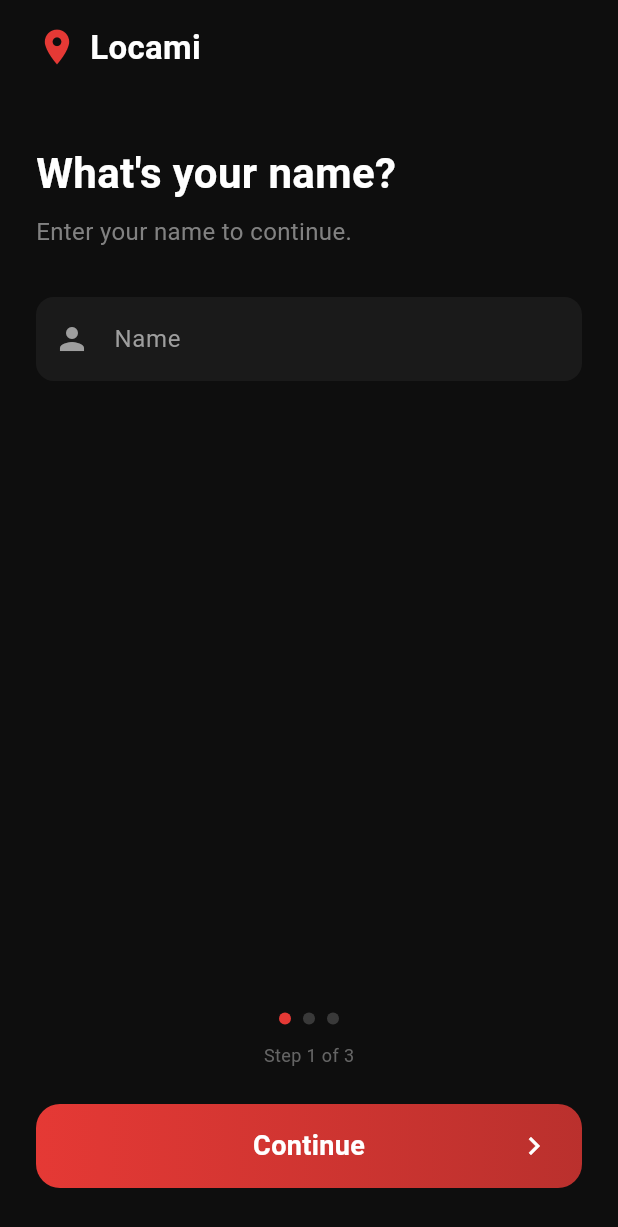
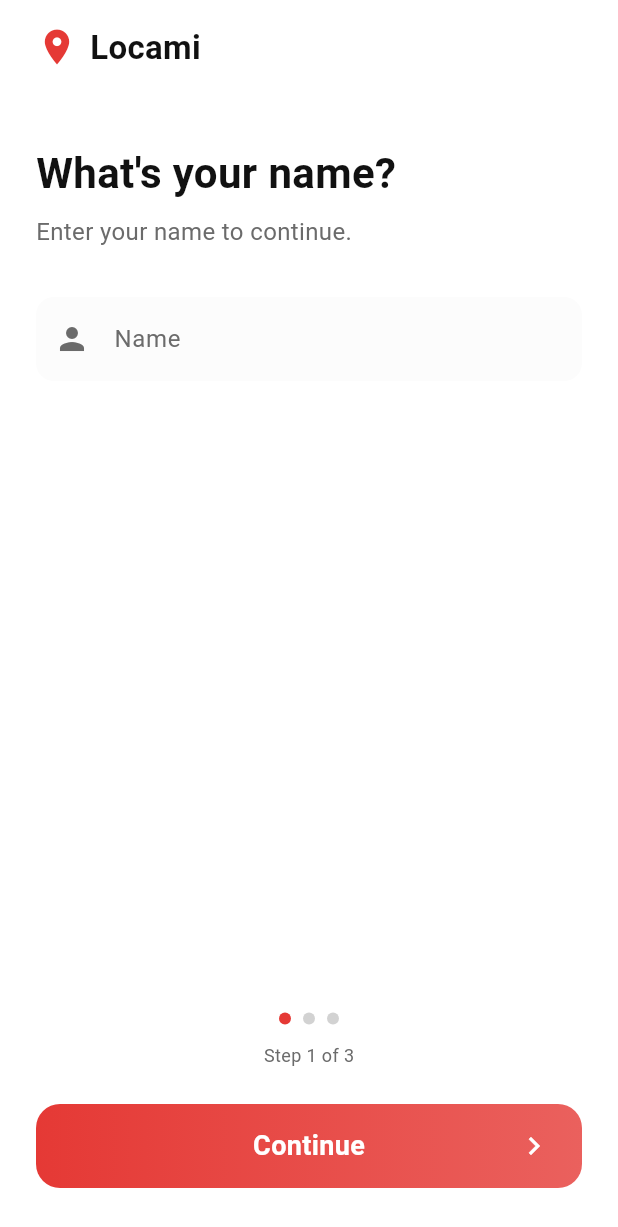
Before and after one commit to ADHIL007/locami, a Flutter app: the InitialHome screen opened directly, on a phone screen of 412 x 824 dp. Shown: the top 1227 px of the screen. Run offline on Flutter 3.47's test engine with Material 3 defaults, Android fonts, the phone set to English and light mode, and no system bars; our stand-ins replace geolocator, get, sensors_plus, sqflite; accounts and stored records are empty.

```diff
--- a/lib/screens/initial_home.dart
+++ b/lib/screens/initial_home.dart
@@ -5,7 +5,7 @@ import 'package:locami/core/dataset/country_list.dart';
 import 'package:locami/core/model/appstatus_model.dart';
 import 'package:locami/dbManager/userModel_manager.dart';
 import 'package:locami/screens/home.dart';
-import 'package:locami/theme/app_text_style.dart';
+import 'package:locami/theme/app_theme.dart';
 import 'package:locami/theme/them_provider.dart';
 import 'package:provider/provider.dart';
 
@@ -136,9 +136,7 @@ class _InitialHomeState extends State<InitialHome> {
     final accentColor = context.watch<ThemeProvider>().accentColor;
 
     return Scaffold(
-      backgroundColor: const Color(
-        0xFF0E0E0E,
-      ), // Always dark for onboarding as per screenshot
+      backgroundColor: customColors().background,
       body: SafeArea(
         child: Padding(
           padding: const EdgeInsets.symmetric(horizontal: 24.0, vertical: 16.0),
@@ -149,11 +147,11 @@ class _InitialHomeState extends State<InitialHome> {
               Row(
                 children: [
                   Icon(Icons.location_on, color: accentColor, size: 28),
-                  const SizedBox(width: 8),
-                  const Text(
+                  SizedBox(width: 8),
+                  Text(
                     "Locami",
                     style: TextStyle(
-                      color: Colors.white,
+                      color: customColors().textPrimary,
                       fontSize: 22,
                       fontWeight: FontWeight.bold,
                     ),
@@ -190,7 +188,9 @@ class _InitialHomeState extends State<InitialHome> {
                           color:
                               i == index
                                   ? accentColor
-                                  : Colors.grey.withOpacity(0.3),
+                                  : customColors().textSecondary.withOpacity(
+                                    0.3,
+                                  ),
                         ),
                       );
                     }),
@@ -199,7 +199,7 @@ class _InitialHomeState extends State<InitialHome> {
                   Text(
                     "Step ${index + 1} of 3",
                     style: TextStyle(
-                      color: Colors.grey.withOpacity(0.6),
+                      color: customColors().textSecondary,
                       fontSize: 12,
                     ),
                   ),
@@ -222,17 +222,17 @@ class _InitialHomeState extends State<InitialHome> {
                         children: [
                           Text(
                             index == 0 ? "Continue" : "Next",
-                            style: const TextStyle(
-                              color: Colors.white,
+                            style: TextStyle(
+                              color: customColors().buttonTextColor,
                               fontSize: 18,
                               fontWeight: FontWeight.bold,
                             ),
                           ),
-                          const Positioned(
+                          Positioned(
                             right: 20,
                             child: Icon(
                               Icons.chevron_right,
-                              color: Colors.white,
+                              color: customColors().buttonTextColor,
                             ),
                           ),
                         ],
@@ -255,8 +255,8 @@ class _InitialHomeState extends State<InitialHome> {
       children: [
         Text(
           title,
-          style: const TextStyle(
-            color: Colors.white,
+          style: TextStyle(
+            color: customColors().textPrimary,
             fontSize: 28,
             fontWeight: FontWeight.bold,
           ),
@@ -264,7 +264,7 @@ class _InitialHomeState extends State<InitialHome> {
         const SizedBox(height: 8),
         Text(
           subtitle,
-          style: TextStyle(color: Colors.grey.withOpacity(0.8), fontSize: 16),
+          style: TextStyle(color: customColors().textSecondary, fontSize: 16),
         ),
         const SizedBox(height: 32),
       ],
@@ -278,18 +278,21 @@ class _InitialHomeState extends State<InitialHome> {
         _buildStepHeader("What's your name?", "Enter your name to continue."),
         Container(
           decoration: BoxDecoration(
-            color: Colors.white.withOpacity(0.05),
+            color: customColors().borderColor.withOpacity(0.1),
             borderRadius: BorderRadius.circular(12),
           ),
           child: TextField(
             controller: nameController,
-            style: const TextStyle(color: Colors.white),
-            decoration: const InputDecoration(
+            style: TextStyle(color: customColors().textPrimary),
+            decoration: InputDecoration(
               hintText: "Name",
-              hintStyle: TextStyle(color: Colors.grey),
-              prefixIcon: Icon(Icons.person, color: Colors.grey),
+              hintStyle: TextStyle(color: customColors().textSecondary),
+              prefixIcon: Icon(
+                Icons.person,
+                color: customColors().textSecondary,
+              ),
               border: InputBorder.none,
-              contentPadding: EdgeInsets.symmetric(vertical: 16),
+              contentPadding: const EdgeInsets.symmetric(vertical: 16),
             ),
             onSubmitted: (_) => validateNext(),
           ),
@@ -310,19 +313,22 @@ class _InitialHomeState extends State<InitialHome> {
         // Search bar
         Container(
           decoration: BoxDecoration(
-            color: Colors.white.withOpacity(0.05),
+            color: customColors().borderColor.withOpacity(0.1),
             borderRadius: BorderRadius.circular(12),
           ),
           child: TextField(
             controller: countrySearchController,
             onChanged: _filterCountries,
-            style: const TextStyle(color: Colors.white),
-            decoration: const InputDecoration(
+            style: TextStyle(color: customColors().textPrimary),
+            decoration: InputDecoration(
               hintText: "Search country",
-              hintStyle: TextStyle(color: Colors.grey),
-              prefixIcon: Icon(Icons.search, color: Colors.grey),
+              hintStyle: TextStyle(color: customColors().textSecondary),
+              prefixIcon: Icon(
+                Icons.search,
+                color: customColors().textSecondary,
+              ),
               border: InputBorder.none,
-              contentPadding: EdgeInsets.symmetric(vertical: 16),
+              contentPadding: const EdgeInsets.symmetric(vertical: 16),
             ),
           ),
         ),
@@ -334,7 +340,7 @@ class _InitialHomeState extends State<InitialHome> {
             itemCount: filteredCountries.length,
             separatorBuilder:
                 (context, index) =>
-                    Divider(color: Colors.white.withOpacity(0.05), height: 1),
+                    Divider(color: customColors().borderColor, height: 1),
             itemBuilder: (context, index) {
               final country = filteredCountries[index];
               final isSelected = userdata['country'] == country;
@@ -351,7 +357,10 @@ class _InitialHomeState extends State<InitialHome> {
                 title: Text(
                   country,
                   style: TextStyle(
-                    color: isSelected ? Colors.white : Colors.grey,
+                    color:
+                        isSelected
+                            ? customColors().textPrimary
+                            : customColors().textSecondary,
                     fontSize: 16,
                     fontWeight:
                         isSelected ? FontWeight.bold : FontWeight.normal,
@@ -411,10 +420,13 @@ class _InitialHomeState extends State<InitialHome> {
         width: double.infinity,
         padding: const EdgeInsets.symmetric(horizontal: 20),
         decoration: BoxDecoration(
-          color: mode == AppThemeMode.light ? Colors.white : Colors.black,
+          color:
+              mode == AppThemeMode.light
+                  ? lightTheme.background
+                  : darkTheme.background,
           borderRadius: BorderRadius.circular(16),
           border: Border.all(
-            color: isSelected ? accentColor : Colors.white.withOpacity(0.05),
+            color: isSelected ? accentColor : customColors().borderColor,
             width: 2,
           ),
           boxShadow:
@@ -434,15 +446,18 @@ class _InitialHomeState extends State<InitialHome> {
               icon,
               color:
                   mode == AppThemeMode.light
-                      ? Colors.grey[800]
-                      : Colors.grey[400],
+                      ? lightTheme.textPrimary
+                      : darkTheme.textPrimary,
               size: 28,
             ),
             const SizedBox(width: 16),
             Text(
               label,
               style: TextStyle(
-                color: mode == AppThemeMode.light ? Colors.black : Colors.white,
+                color:
+                    mode == AppThemeMode.light
+                        ? lightTheme.textPrimary
+                        : darkTheme.textPrimary,
                 fontSize: 18,
                 fontWeight: FontWeight.bold,
               ),
```
Also changed, not shown: lib/screens/home.dart (+16 -6 lines), lib/screens/widgets/settings_bottom_sheet.dart (+15 -9 lines).
